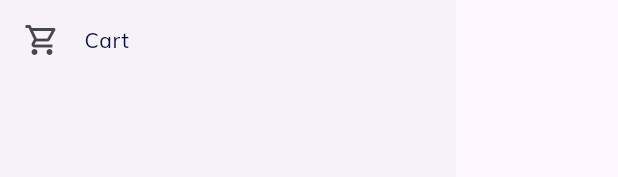
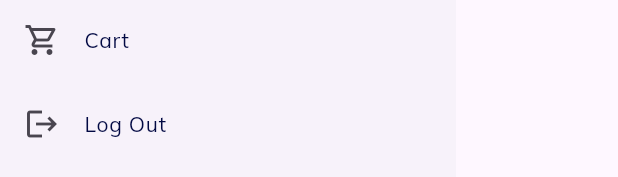
Before and after one commit to Kiagusss/mini-project-3-bootcamp, a Flutter app: the CustomDrawer widget shown alone on an empty page, opened directly, on a phone screen of 412 x 824 dp. Shown: the part 206-383 px from the top of the screen. Run offline on Flutter 3.47's test engine with Material 3 defaults, Android fonts, the phone set to English and light mode, and no system bars; our stand-ins replace bloc, cloud_firestore, equatable, file_picker, firebase_auth, firebase_core and 7 more; accounts and stored records are empty; network calls fail.

Commit message:
added log out

```diff
--- a/lib/main.dart
+++ b/lib/main.dart
@@ -568,11 +568,11 @@ void addOrdersToFirestore() async {
   ];
 
   for (var order in ordersList) {
-    // Check if the document already exists
+
     DocumentReference docRef = orders.doc(order['id'].toString());
     DocumentSnapshot doc = await docRef.get();
     if (!doc.exists) {
-      // Add the document if it does not exist
+
       await docRef
           .set(order)
           .catchError((error) => print("Failed to add order: $error"));
--- a/lib/pages/widgets/custom_drawer.dart
+++ b/lib/pages/widgets/custom_drawer.dart
@@ -1,4 +1,7 @@
 import 'package:flutter/material.dart';
+import 'package:mini_project_3_bootcamp/bloc/auth_bloc/auth_bloc.dart';
+import 'package:mini_project_3_bootcamp/pages/login_page.dart';
+import 'package:provider/provider.dart';
 
 import '../../shared/style.dart';
 import '../cart_page.dart';
@@ -50,6 +53,24 @@ class CustomDrawer extends StatelessWidget {
               );
             },
           ),
+          ListTile(
+            title: Text(
+              'Log Out',
+              style: body,
+            ),
+            leading: const Icon(Icons.logout),
+            onTap: () {
+              context.read<AuthBloc>().add(AuthLogout());
+
+              Navigator.pushAndRemoveUntil(
+                context,
+                MaterialPageRoute(
+                  builder: (context) => const LoginPage(),
+                ),
+                (route) => false,
+              );
+            },
+          ),
         ],
       ),
     );
```
